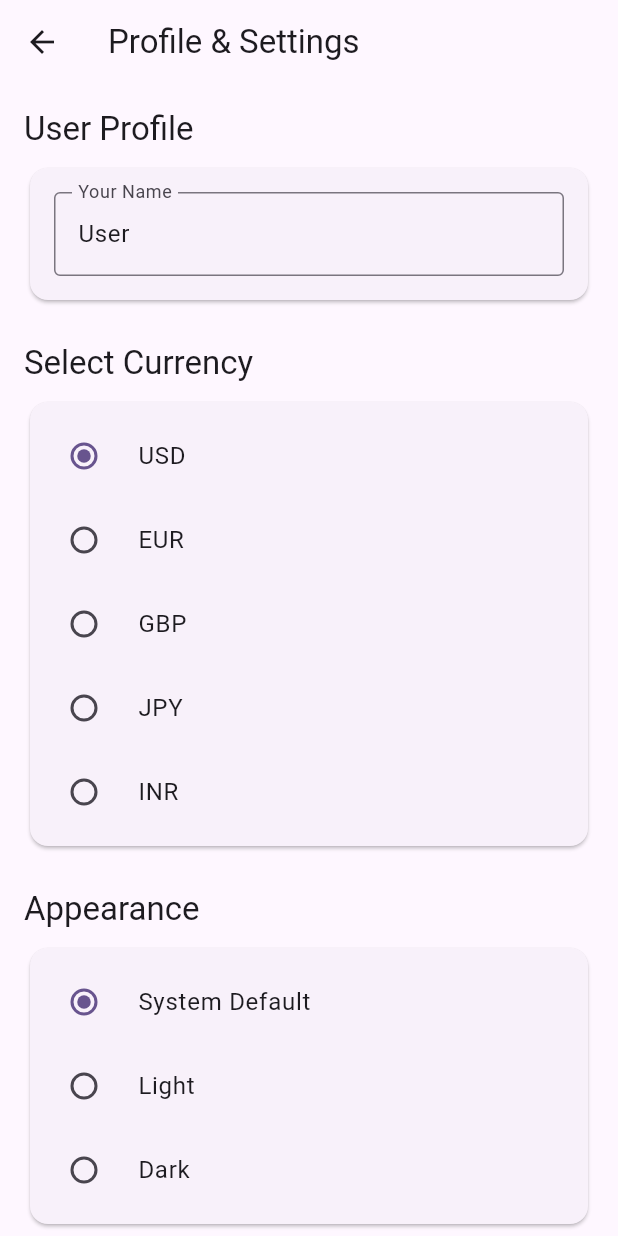
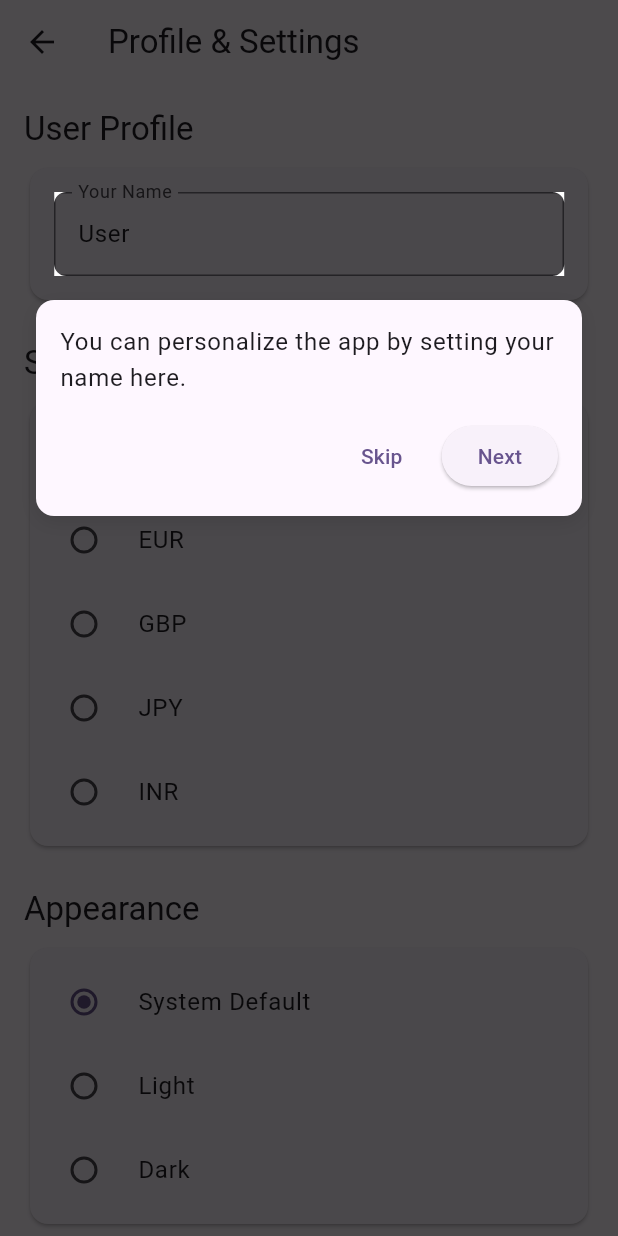
Before and after one commit to harshpurohit9763/fin-tracker, a Flutter app: the ProfileScreen screen opened directly, on a phone screen of 412 x 824 dp. Run offline on Flutter 3.47's test engine with Material 3 defaults, Android fonts, the phone set to English and light mode, and no system bars; our stand-ins replace file_picker, fl_chart, flutter_local_notifications, flutter_riverpod, flutter_timezone, pdf and 4 more; missing offline and left inert: workmanager; accounts and stored records are empty.

Commit message:
import export

```diff
--- a/lib/profile_screen.dart
+++ b/lib/profile_screen.dart
@@ -4,6 +4,9 @@ import 'package:flutter/material.dart';
 import 'package:flutter_riverpod/flutter_riverpod.dart';
 import 'package:personal_finance/manage_categories_screen.dart';
 import 'package:personal_finance/shared_preferences_provider.dart';
+import 'package:personal_finance/tutorial_overlay.dart';
+import 'package:personal_finance/data_backup_service.dart'; // Added import
+import 'package:personal_finance/db_helper.dart'; // Added import
 
 class ProfileScreen extends ConsumerStatefulWidget {
   const ProfileScreen({super.key});
@@ -15,6 +18,13 @@ class ProfileScreen extends ConsumerStatefulWidget {
 class _ProfileScreenState extends ConsumerState<ProfileScreen> {
   late TextEditingController _nameController;
   bool _isNameChanged = false;
+
+  // Keys for tutorial
+  final GlobalKey _nameKey = GlobalKey();
+  final GlobalKey _currencyKey = GlobalKey();
+  final GlobalKey _appearanceKey = GlobalKey();
+  final GlobalKey _themeColorKey = GlobalKey();
+  final GlobalKey _categoriesKey = GlobalKey();
 
   @override
   void initState() {
@@ -29,6 +39,44 @@ class _ProfileScreenState extends ConsumerState<ProfileScreen> {
         });
       }
     });
+    WidgetsBinding.instance.addPostFrameCallback((_) {
+      _showTutorial();
+    });
+  }
+
+  Future<void> _showTutorial() async {
+    final tutorialProvider = ref.read(tutorialVisibilityProvider);
+    final isSeen = await tutorialProvider.isTutorialSeen('profile');
+    if (!isSeen && mounted) {
+      final steps = [
+        TutorialStep(
+          key: _nameKey,
+          text: 'You can personalize the app by setting your name here.',
+        ),
+        TutorialStep(
+          key: _currencyKey,
+          text:
+              'Select your preferred currency. All financial data in the app will use this setting.',
+        ),
+        TutorialStep(
+          key: _appearanceKey,
+          text: 'Choose between light, dark, or system default theme.',
+        ),
+        TutorialStep(
+          key: _themeColorKey,
+          text: 'Customize the app\'s accent color to match your style.',
+        ),
+        TutorialStep(
+          key: _categoriesKey,
+          text:
+              'Manage your expense and income categories here. This is crucial for accurate tracking!',
+        ),
+      ];
+
+      await TutorialOverlay.show(context, steps, () {
+        tutorialProvider.setTutorialSeen('profile');
+      });
+    }
   }
 
   @override
@@ -72,11 +120,14 @@ class _ProfileScreenState extends ConsumerState<ProfileScreen> {
           Card(
             child: Padding(
               padding: const EdgeInsets.all(16.0),
-              child: TextFormField(
-                controller: _nameController,
-                decoration: const InputDecoration(
-                  labelText: 'Your Name',
-                  border: OutlineInputBorder(),
+              child: KeyedSubtree(
+                key: _nameKey,
+                child: TextFormField(
+                  controller: _nameController,
+                  decoration: const InputDecoration(
+                    labelText: 'Your Name',
+                    border: OutlineInputBorder(),
+                  ),
                 ),
               ),
             ),
@@ -88,6 +139,7 @@ class _ProfileScreenState extends ConsumerState<ProfileScreen> {
           ),
           const SizedBox(height: 8),
           Card(
+            key: _currencyKey,
             child: Padding(
               padding: const EdgeInsets.symmetric(vertical: 8.0),
               child: Column(
@@ -115,6 +167,7 @@ class _ProfileScreenState extends ConsumerState<ProfileScreen> {
           ),
           const SizedBox(height: 8),
           Card(
+            key: _appearanceKey,
             child: Padding(
               padding: const EdgeInsets.symmetric(vertical: 8.0),
               child: Column(
@@ -148,6 +201,7 @@ class _ProfileScreenState extends ConsumerState<ProfileScreen> {
           ),
           const SizedBox(height: 8),
           Card(
+            key: _themeColorKey,
             child: Padding(
               padding: const EdgeInsets.all(16.0),
               child: _ColorPicker(),
@@ -155,6 +209,7 @@ class _ProfileScreenState extends ConsumerState<ProfileScreen> {
           ),
           const SizedBox(height: 24),
           ListTile(
+            key: _categoriesKey,
             title: const Text('Manage Categories'),
             leading: const Icon(Icons.category),
             trailing: const Icon(Icons.chevron_right),
@@ -167,62 +222,29 @@ class _ProfileScreenState extends ConsumerState<ProfileScreen> {
               );
             },
           ),
-          // ListTile(
-          //   title: const Text('Send Test EMI Notification'),
-          //   leading: const Icon(Icons.notification_add),
-          //   trailing: const Icon(Icons.chevron_right),
-          //   onTap: () {
-          //     final emisAsyncValue = ref.read(emiListProvider);
-          //     emisAsyncValue.when(
-          //       data: (emis) {
-          //         if (emis.isNotEmpty) {
-          //           final upcomingEmis = emis
-          //               .where((emi) => emi.nextDueDate.isAfter(DateTime.now()))
-          //               .toList();
-          //           if (upcomingEmis.isNotEmpty) {
-          //             upcomingEmis.sort((a, b) =>
-          //                 a.nextDueDate.compareTo(b.nextDueDate));
-          //             final nextEmi = upcomingEmis.first;
-          //             final daysLeft =
-          //                 nextEmi.nextDueDate.difference(DateTime.now()).inDays;
-          //             NotificationService().showEmiReminder(
-          //               id: nextEmi.id!,
-          //               loanName: nextEmi.loanName,
-          //               amount: nextEmi.monthlyEmiAmount,
-          //               daysLeft: daysLeft,
-          //             );
-          //           } else {
-          //             ScaffoldMessenger.of(context).showSnackBar(
-          //               const SnackBar(
-          //                 content: Text(
-          //                     'No upcoming EMIs to send a notification for.'),
-          //               ),
-          //             );
-          //           }
-          //         } else {
-          //           ScaffoldMessenger.of(context).showSnackBar(
-          //             const SnackBar(
-          //               content:
-          //                   Text('No EMIs to send a notification for.'),
-          //             ),
-          //           );
-          //         }
-          //       },
-          //       loading: () =>
-          //           ScaffoldMessenger.of(context).showSnackBar(
-          //         const SnackBar(
-          //           content: Text('Loading EMIs...'),
-          //         ),
-          //       ),
-          //       error: (error, stackTrace) =>
-          //           ScaffoldMessenger.of(context).showSnackBar(
-          //         SnackBar(
-          //           content: Text('Error loading EMIs: $error'),
-          //         ),
-          //       ),
-          //     );
-          //   },
-          // ),
+          const SizedBox(height: 24),
+          ListTile(
+            title: const Text('Export Data'),
+            leading: const Icon(Icons.upload_file),
+            trailing: const Icon(Icons.chevron_right),
+            onTap: () async {
+              final prefs = ref.read(sharedPreferencesProvider);
+              final database = await DatabaseHelper.instance.database;
+              final backupService = DataBackupService(prefs, database);
+              await backupService.exportData(context);
+            },
+          ),
+          ListTile(
+            title: const Text('Import Data'),
+            leading: const Icon(Icons.cloud_download_outlined),
+            trailing: const Icon(Icons.chevron_right),
+            onTap: () async {
+              final prefs = ref.read(sharedPreferencesProvider);
+              final database = await DatabaseHelper.instance.database;
+              final backupService = DataBackupService(prefs, database);
+              await backupService.importData(context);
+            },
+          ),
         ],
       ),
     );
--- /dev/null
+++ b/lib/tutorial_overlay.dart
@@ -0,0 +1,262 @@
+import 'package:flutter/material.dart';
+import 'dart:async';
+
+class TutorialStep {
+  final GlobalKey key;
+  final String text;
+  final ShapeBorder shape;
+  final Alignment alignment;
+
+  TutorialStep({
+    required this.key,
+    required this.text,
+    this.shape = const RoundedRectangleBorder(
+      borderRadius: BorderRadius.all(Radius.circular(8)),
+    ),
+    this.alignment = Alignment.bottomCenter,
+  });
+}
+
+class TutorialOverlay extends StatefulWidget {
+  final BuildContext context;
+  final List<TutorialStep> steps;
+  final VoidCallback onFinish;
+
+  const TutorialOverlay({
+    super.key,
+    required this.context,
+    required this.steps,
+    required this.onFinish,
+  });
+
+  @override
+  TutorialOverlayState createState() => TutorialOverlayState();
+
+  static Future<void> show(
+    BuildContext context,
+    List<TutorialStep> steps,
+    VoidCallback onFinish,
+  ) {
+    final completer = Completer<void>();
+    // Ensure the overlay is built on top of the navigator
+    final navigator = Navigator.of(context);
+    late OverlayEntry overlayEntry;
+
+    overlayEntry = OverlayEntry(
+      builder: (context) => TutorialOverlay(
+        context: context,
+        steps: steps,
+        onFinish: () {
+          if (overlayEntry.mounted) {
+            overlayEntry.remove();
+          }
+          onFinish();
+          if (!completer.isCompleted) {
+            completer.complete();
+          }
+        },
+      ),
+    );
+
+    navigator.overlay?.insert(overlayEntry);
+    return completer.future;
+  }
+}
+
+class TutorialOverlayState extends State<TutorialOverlay> {
+  int _currentStep = 0;
+
+  @override
+  void initState() {
+    super.initState();
+    _waitForWidget();
+  }
+
+  void _waitForWidget() {
+    WidgetsBinding.instance.addPostFrameCallback((_) {
+      if (mounted) {
+        final step = widget.steps[_currentStep];
+        final renderBox =
+            step.key.currentContext?.findRenderObject() as RenderBox?;
+        if (renderBox == null) {
+          // If the widget is not ready, wait and try again.
+          _waitForWidget();
+        } else {
+          // Widget is ready, trigger a rebuild to show the overlay.
+          setState(() {});
+        }
+      }
+    });
+  }
+
+  void _nextStep() {
+    if (_currentStep < widget.steps.length - 1) {
+      setState(() {
+        _currentStep++;
+        _waitForWidget(); // Wait for the next widget to be ready
+      });
+    } else {
+      _finish();
+    }
+  }
+
+  void _prevStep() {
+    if (_currentStep > 0) {
+      setState(() {
+        _currentStep--;
+        _waitForWidget();
+      });
+    }
+  }
+
+  void _finish() {
+    widget.onFinish();
+  }
+
+  @override
+  Widget build(BuildContext context) {
+    if (_currentStep >= widget.steps.length) {
+      return const SizedBox.shrink();
+    }
+
+    final step = widget.steps[_currentStep];
+    final renderBox = step.key.currentContext?.findRenderObject() as RenderBox?;
+
+    // Don't draw anything until the widget is rendered
+    if (renderBox == null || !renderBox.hasSize) {
+      return const SizedBox.shrink();
+    }
+
+    final size = renderBox.size;
+    final offset = renderBox.localToGlobal(Offset.zero);
+
+    return Material(
+      color: Colors.transparent,
+      child: Stack(
+        children: [
+          // Background dim
+          Positioned.fill(
+            child: GestureDetector(
+              onTap: _finish,
+              child: Container(
+                color: Colors.black.withOpacity(0.7),
+              ),
+            ),
+          ),
+          // The "hole"
+          Positioned(
+            top: offset.dy,
+            left: offset.dx,
+            width: size.width,
+            height: size.height,
+            child: CustomPaint(
+              painter: HolePainter(
+                shape: step.shape,
+              ),
+            ),
+          ),
+          // The tooltip text
+          _buildTutorialText(context, step, size, offset),
+        ],
+      ),
+    );
+  }
+
+  Widget _buildTutorialText(
+    BuildContext context,
+    TutorialStep step,
+    Size widgetSize,
+    Offset widgetOffset,
+  ) {
+    final screenHeight = MediaQuery.of(context).size.height;
+    final isTop = widgetOffset.dy > screenHeight / 2;
+
+    return Positioned(
+      top: isTop
+          ? null
+          : widgetOffset.dy + widgetSize.height + 16,
+      bottom: isTop ? screenHeight - widgetOffset.dy + 16 : null,
+      left: 24,
+      right: 24,
+      child: Container(
+        padding: const EdgeInsets.all(16),
+        decoration: BoxDecoration(
+          color: Theme.of(context).cardColor,
+          borderRadius: BorderRadius.circular(12),
+          boxShadow: [
+            BoxShadow(
+              color: Colors.black.withOpacity(0.1),
+              blurRadius: 10,
+              offset: const Offset(0, 4),
+            ),
+          ],
+        ),
+        child: Column(
+          crossAxisAlignment: CrossAxisAlignment.start,
+          mainAxisSize: MainAxisSize.min,
+          children: [
+            Text(
+              step.text,
+              style: Theme.of(context).textTheme.bodyLarge,
+            ),
+            const SizedBox(height: 16),
+            Row(
+              mainAxisAlignment: MainAxisAlignment.end,
+              children: [
+                if (_currentStep > 0)
+                  TextButton(
+                    onPressed: _prevStep,
+                    child: const Text('Prev'),
+                  ),
+                const Spacer(),
+                TextButton(
+                  onPressed: _finish,
+                  child: const Text('Skip'),
+                ),
+                const SizedBox(width: 8),
+                ElevatedButton(
+                  onPressed: _nextStep,
+                  child: Text(
+                    _currentStep == widget.steps.length - 1
+                        ? 'Finish'
+                        : 'Next',
+                  ),
+                ),
+              ],
+            ),
+          ],
+        ),
+      ),
+    );
+  }
+}
+
+class HolePainter extends CustomPainter {
+  final ShapeBorder shape;
+
+  HolePainter({required this.shape});
+
+  @override
+  void paint(Canvas canvas, Size size) {
+    final Path outerPath = Path()
+      ..addRect(Rect.fromLTWH(0, 0, size.width, size.height));
+
+    final Path innerPath = shape.getOuterPath(
+      Rect.fromLTWH(0, 0, size.width, size.height),
+    );
+
+    final Path holePath = Path.combine(
+      PathOperation.difference,
+      outerPath,
+      innerPath,
+    );
+
+    // Create a transparent hole by "clearing" the area
+    canvas.drawPath(holePath, Paint()..blendMode = BlendMode.clear);
+  }
+
+  @override
+  bool shouldRepaint(covariant HolePainter oldDelegate) {
+    return oldDelegate.shape != shape;
+  }
+}
--- a/pubspec.yaml
+++ b/pubspec.yaml
@@ -37,6 +37,7 @@ dependencies:
   workmanager: ^0.9.0+3
   pdf: ^3.11.3
   printing: ^5.14.2
+  file_picker: ^8.0.3
 
 dev_dependencies:
   flutter_test:
```
Also changed, not shown: lib/dashboard_screen.dart (+90 -10 lines), lib/data_backup_service.dart (added, +201 -0 lines), lib/shared_preferences_provider.dart (+23 -0 lines), pubspec.lock, 1 other file.
